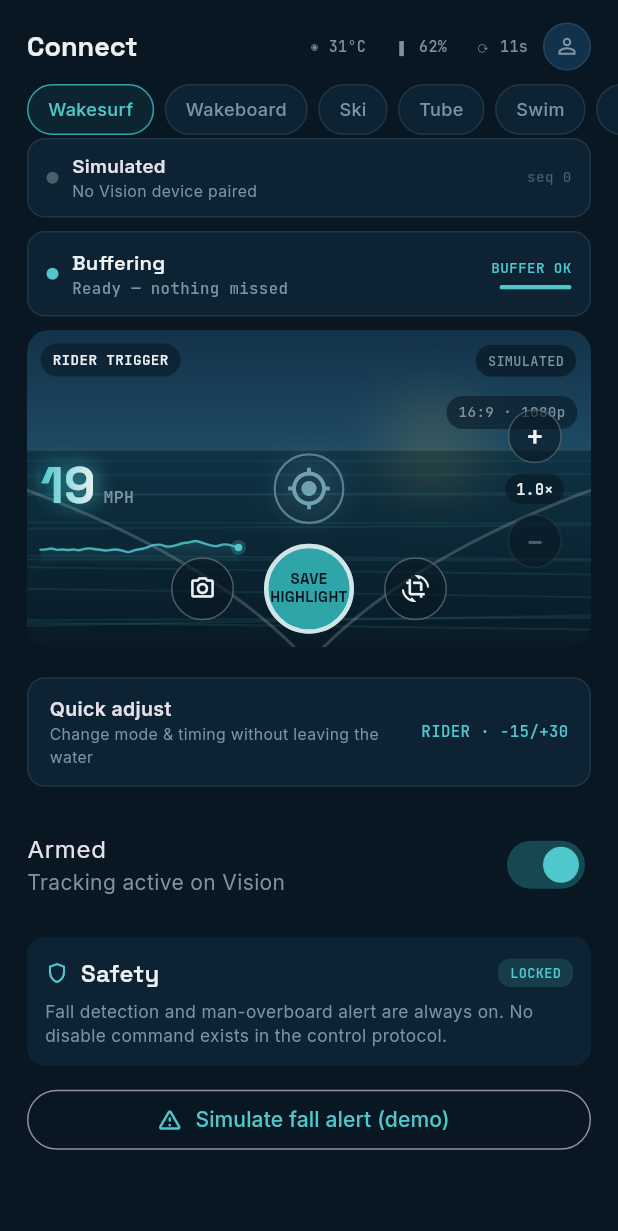
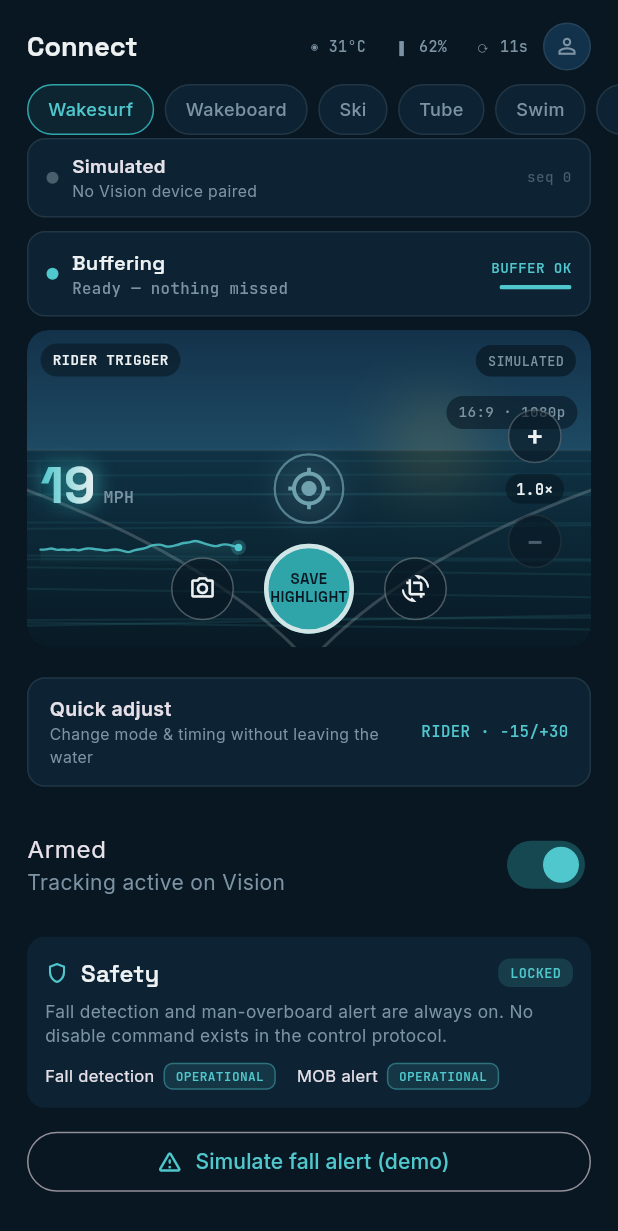
Before and after one commit to Bleebitz/binnacle-connect-app, a Flutter app: the CaptureScreen screen opened directly, on a phone screen of 412 x 824 dp. Shown: the top 1231 px of the screen. Run offline on Flutter 3.47's test engine with Material 3 defaults, Android fonts, the phone set to English and light mode, and no system bars; our stand-ins replace basic_utils, flutter_secure_storage, google_fonts, share_plus, video_player; missing offline and left inert: flutter_webrtc, mobile_scanner, pointycastle; accounts and stored records are empty.

Commit message:
Wire safety readiness, MOB, and never-connected/stale UI onto the new state
- capture_screen.dart: _LinkBar now takes everConnected/lastKnownRecording
  and replaces the single, always-the-same "Offline — still recording" with
  four distinct offline/stale messages: never connected this session,
  offline after confirmed recording (states Core's autonomy claim, which is
  now actually backed by an observation), offline after confirmed NOT
  recording, and offline with recording never confirmed either way. _
  SafetyCard shows readiness badges (unknown/operational/degraded/faulted)
  per fall-detection and MOB alert, separate from the LOCKED policy badge.
  The MOB banner now reads real state (mobAlert.lat/lon/headingDegrees/
  simulated) instead of hard-coded coordinates, and its acknowledge handler
  (_acknowledgeMob) only clears the banner after Core actually confirms —
  Demo mode acknowledges locally (no Core to wait on) and still fabricates
  a demo clip; Core mode never fabricates a clip client-side (matching
  ClipRepository's existing BIN-32 rule) and shows the real ack outcome.
  The demo-only "Simulate fall alert" button is now gated behind
  AppConfig.isDemo — previously reachable in every build mode.
- my_boat_screen.dart: the front-door connection line gets the same
  never-connected/stale/offline-with-recording-history treatment, replacing
  its own single "Offline — recording state unknown" caption.
- settings_screen.dart: the Safety section's placeholder "Readiness
  unknown" rows now show the real per-channel SafetyReadiness.
- main.dart: MobAlertState is now a ChangeNotifierProxyProvider on
  ControlChannelService, feeding applyCoreEvent(control.state.mob) on every
  rebuild outside demo mode — the only way Core-mode MOB state changes.

Co-Authored-By: Claude Sonnet 5 <noreply@anthropic.com>

```diff
--- a/flutter_app/lib/main.dart
+++ b/flutter_app/lib/main.dart
@@ -102,7 +102,19 @@ class BinnacleConnectApp extends StatelessWidget {
           },
         ),
 
-        ChangeNotifierProvider(create: (_) => MobAlertState()),
+        // ProxyProvider so Core mode's MOB banner always mirrors Core's
+        // latest reported event (VesselState.mob) — see mob_alert_state.dart.
+        // Demo mode's MobAlertState never receives this update (applyCoreEvent
+        // is a no-op in demo builds); its only write path is the demo-only
+        // trigger button.
+        ChangeNotifierProxyProvider<ControlChannelService, MobAlertState>(
+          create: (_) => MobAlertState(),
+          update: (context, control, mob) {
+            final state = mob ?? MobAlertState();
+            if (!AppConfig.isDemo) state.applyCoreEvent(control.state.mob);
+            return state;
+          },
+        ),
         // Only fabricate telemetry in demo mode. A core-mode build with no
         // real telemetry connection yet should show honest zero/default
         // values, not simulated numbers that look like a live boat.
--- a/flutter_app/lib/ui/screens/capture_screen.dart
+++ b/flutter_app/lib/ui/screens/capture_screen.dart
@@ -77,33 +77,17 @@ class _CaptureScreenState extends State<CaptureScreen> {
 
   /// A spectator's allowed command set is empty by design (§3) — every
   /// command throws CommandRejected until this device is paired as crew or
-  /// owner. In demo mode (no real Core to ever accept anything) that would
-  /// make every button a dead end, so callers are expected to treat a demo-
-  /// mode rejection as "proceed anyway" — see [_completeIfSent]. In core
-  /// mode a rejection is real and must NOT be papered over: returning
-  /// whether the command actually sent, instead of swallowing the outcome
-  /// entirely, is what lets callers tell the difference.
+  /// owner. This is used for fire-and-forget UI actions (zoom, presets,
+  /// trigger mode, arm/disarm) where there is nothing further to confirm;
+  /// actions with a real outcome to wait on (capture, MOB acknowledge) go
+  /// through sendConfirmed directly instead — see [_capture]/
+  /// [_acknowledgeMob] — rather than swallowing the outcome here.
   static bool _send(void Function() action) {
     try {
       action();
       return true;
     } on CommandRejected {
       return false;
-    }
-  }
-
-  /// Gates a "the thing happened" side effect (creating a clip, dismissing
-  /// the MOB banner, ...) on whether the command actually succeeded — except
-  /// in demo mode, where nothing is real anyway and the whole point is a
-  /// usable demo regardless of role/pairing state. In core mode, a rejected
-  /// command shows [failureMessage] and leaves state exactly as it was: the
-  /// app must never claim a save/acknowledge happened that the Core didn't
-  /// actually confirm.
-  void _completeIfSent(bool sent, {required VoidCallback onSuccess, required String failureMessage}) {
-    if (sent || AppConfig.isDemo) {
-      onSuccess();
-    } else {
-      _showSaveToast(failureMessage, isError: true);
     }
   }
 
@@ -130,6 +114,38 @@ class _CaptureScreenState extends State<CaptureScreen> {
       }
     } on CommandRejected {
       if (mounted) _showSaveToast('Capture unavailable — check pairing and Core link', isError: true);
+    }
+  }
+
+  /// BIN-9: the banner must not clear on a button press. Demo mode has no
+  /// Core to confirm against, so its local "Acknowledge" tap clears
+  /// immediately by design and fabricates a demo fall clip, matching the
+  /// existing demo capture flow. Core mode clears ONLY after
+  /// ControlChannelService.acknowledgeMob() actually resolves to
+  /// [CommandOutcome.acknowledged] — and does not fabricate a clip locally,
+  /// since a real "fall" highlight only ever exists once the Core media
+  /// catalog reports it (see ClipRepository.addFromCapture, which throws
+  /// outside demo mode for exactly this reason). If Core's own next state
+  /// update still reports the event active, MobAlertState.applyCoreEvent
+  /// re-asserts it — Core remains the final authority regardless of what
+  /// this button does locally.
+  Future<void> _acknowledgeMob(ControlChannelService control, MobAlertState mobAlert) async {
+    if (AppConfig.isDemo) {
+      context.read<ClipRepository>().addFromCapture(kind: ClipKind.fall, preset: _preset);
+      mobAlert.acknowledgeLocally();
+      return;
+    }
+    if (control.isPending('acknowledge_mob')) return;
+    try {
+      final result = await control.acknowledgeMob(actor: 'levi');
+      if (!mounted) return;
+      if (result.outcome == CommandOutcome.acknowledged) {
+        mobAlert.acknowledgeLocally();
+      } else {
+        _showSaveToast('Acknowledge not confirmed: ${result.outcome.name}', isError: true);
+      }
+    } on CommandRejected {
+      if (mounted) _showSaveToast('Acknowledge unavailable — check pairing and Core link', isError: true);
     }
   }
 
@@ -171,7 +187,13 @@ class _CaptureScreenState extends State<CaptureScreen> {
               },
             ),
             const SizedBox(height: 2),
-            _LinkBar(status: control.status, lastSeen: control.lastSeen, seq: state.seq),
+            _LinkBar(
+              status: control.status,
+              lastSeen: control.lastSeen,
+              seq: state.seq,
+              everConnected: control.everConnected,
+              lastKnownRecording: control.lastKnownRecording,
+            ),
             AnimatedSize(
               duration: const Duration(milliseconds: 250),
               curve: Curves.easeOut,
@@ -288,24 +310,11 @@ class _CaptureScreenState extends State<CaptureScreen> {
                     Positioned.fill(
                       child: MobAlertBanner(
                         active: mobAlert.active,
-                        lat: '36.02083° N',
-                        lon: '114.74215° W',
-                        headingDegrees: 128,
-                        onAcknowledge: () {
-                          // "Alerts reflect Core state, not locally invented
-                          // state" — a real MOB alert is Core-authoritative,
-                          // so a rejected acknowledge must NOT clear the
-                          // local banner or fabricate a clip.
-                          final sent = _send(() => control.acknowledgeMob(actor: 'levi'));
-                          _completeIfSent(
-                            sent,
-                            failureMessage: 'Acknowledge failed — command rejected',
-                            onSuccess: () {
-                              context.read<ClipRepository>().addFromCapture(kind: ClipKind.fall, preset: _preset);
-                              mobAlert.acknowledge();
-                            },
-                          );
-                        },
+                        lat: mobAlert.lat,
+                        lon: mobAlert.lon,
+                        headingDegrees: mobAlert.headingDegrees,
+                        simulated: mobAlert.simulated,
+                        onAcknowledge: () => _acknowledgeMob(control, mobAlert),
                       ),
                     ),
                   ],
@@ -329,15 +338,23 @@ class _CaptureScreenState extends State<CaptureScreen> {
                   _ArmSwitchRow(control: control, capture: state.capture),
                   const SizedBox(height: 12),
                   _SafetyCard(safety: state.safety),
+                  // Demo-only: a Core-mode build must never let a local tap
+                  // fabricate a man-overboard alert — MobAlertState in Core
+                  // mode only ever reflects what Core reported (see
+                  // mob_alert_state.dart), and triggerDemo() itself throws
+                  // outside demo mode as a second layer of defense.
+                  if (AppConfig.isDemo) ...[
                     const SizedBox(height: 12),
                     SizedBox(
                       width: double.infinity,
                       child: OutlinedButton.icon(
-                      onPressed: () => mobAlert.active ? mobAlert.acknowledge() : mobAlert.trigger(),
+                        onPressed: () =>
+                            mobAlert.active ? mobAlert.acknowledgeLocally() : mobAlert.triggerDemo(),
                         icon: const Icon(Icons.warning_amber_rounded),
                         label: const Text('Simulate fall alert (demo)'),
                       ),
                     ),
+                  ],
                 ],
               ),
             ),
@@ -451,7 +468,35 @@ class _LinkBar extends StatelessWidget {
   final LinkStatus status;
   final DateTime lastSeen;
   final int seq;
-  const _LinkBar({required this.status, required this.lastSeen, required this.seq});
+
+  /// Whether this ControlChannelService has EVER received a real state
+  /// message this session (BIN-9) — distinguishes "never connected" from
+  /// "was connected, now offline," which the status enum alone cannot.
+  final bool everConnected;
+
+  /// The last Core-reported recording flag, or null if Core has never told
+  /// us either way. Never assume recording from a stale connection alone.
+  final bool? lastKnownRecording;
+
+  const _LinkBar({
+    required this.status,
+    required this.lastSeen,
+    required this.seq,
+    required this.everConnected,
+    required this.lastKnownRecording,
+  });
+
+  /// The subtitle for stale/offline: what we actually know about recording
+  /// as of the last real contact, never a claim about the current instant.
+  /// Per §1.1/§4.3 the Core keeps recording regardless of this link — but
+  /// that autonomy claim is only honest to make once a state message
+  /// actually confirmed recording was happening; absent that, the honest
+  /// answer is "we never confirmed," not "still recording."
+  String _lastKnownLine() => switch (lastKnownRecording) {
+        true => 'Vision was recording as of ${_ago(lastSeen)} — Core continues autonomously without this link',
+        false => 'Not recording as of ${_ago(lastSeen)}',
+        null => 'Recording was never confirmed before the link dropped',
+      };
 
   @override
   Widget build(BuildContext context) {
@@ -477,16 +522,26 @@ class _LinkBar extends StatelessWidget {
           BinnacleColors.teal.withValues(alpha: 0.45),
           BinnacleColors.navy,
         ),
+      // Stale = still officially "connected" but silent past the freshness
+      // window — a last-known state, not a fresh one, and not yet a
+      // disconnect either.
       LinkStatus.stale => (
           'Not responding',
-          'Last seen ${_ago(lastSeen)}',
+          _lastKnownLine(),
           BinnacleColors.amber,
           BinnacleColors.amber,
           BinnacleColors.amber.withValues(alpha: 0.07),
         ),
+      LinkStatus.offline when !everConnected => (
+          'Never connected',
+          'No state received yet this session',
+          BinnacleColors.orange,
+          BinnacleColors.orange,
+          BinnacleColors.orange.withValues(alpha: 0.08),
+        ),
       LinkStatus.offline => (
-          'Offline — still recording',
-          'Vision keeps capturing without the link',
+          'Offline',
+          _lastKnownLine(),
           BinnacleColors.orange,
           BinnacleColors.orange,
           BinnacleColors.orange.withValues(alpha: 0.08),
@@ -1068,6 +1123,26 @@ class _SafetyCard extends StatelessWidget {
   final SafetyState safety;
   const _SafetyCard({required this.safety});
 
+  static (Color, Color) _readinessColors(SafetyReadiness r) => switch (r) {
+        SafetyReadiness.operational => (BinnacleColors.tealBright, BinnacleColors.tealBright),
+        SafetyReadiness.degraded => (BinnacleColors.amber, BinnacleColors.amber),
+        SafetyReadiness.faulted => (BinnacleColors.orange, BinnacleColors.orange),
+        SafetyReadiness.unknown => (BinnacleColors.slate, BinnacleColors.slateDim),
+      };
+
+  Widget _readinessBadge(SafetyReadiness r) {
+    final (fg, border) = _readinessColors(r);
+    return Container(
+      padding: const EdgeInsets.symmetric(horizontal: 7, vertical: 2),
+      decoration: BoxDecoration(
+        color: fg.withValues(alpha: 0.12),
+        borderRadius: BorderRadius.circular(6),
+        border: Border.all(color: border.withValues(alpha: 0.4)),
+      ),
+      child: Text(r.label, style: BinnacleTheme.mono(size: 8.5, color: fg)),
+    );
+  }
+
   @override
   Widget build(BuildContext context) {
     return Container(
@@ -1081,6 +1156,10 @@ class _SafetyCard extends StatelessWidget {
             const SizedBox(width: 8),
             Text('Safety', style: Theme.of(context).textTheme.titleMedium),
             const Spacer(),
+            // LOCKED is the non-disableable POLICY (always true, by design —
+            // see SafetyState's class doc). It is deliberately never driven
+            // by readiness below: a faulted sensor doesn't unlock the
+            // policy, it just means the badges beneath say so honestly.
             Container(
               padding: const EdgeInsets.symmetric(horizontal: 8, vertical: 3),
               decoration: BoxDecoration(
@@ -1096,6 +1175,19 @@ class _SafetyCard extends StatelessWidget {
             'No disable command exists in the control protocol.',
             style: TextStyle(color: BinnacleColors.slate, fontSize: 11.5),
           ),
+          const SizedBox(height: 10),
+          // Readiness is the SEPARATE, authoritative question of whether the
+          // service is actually working right now, per Core — unknown
+          // whenever Core hasn't reported it, never assumed operational.
+          Row(children: [
+            const Text('Fall detection', style: TextStyle(fontSize: 11)),
+            const SizedBox(width: 6),
+            _readinessBadge(safety.fallDetectionReadiness),
+            const SizedBox(width: 14),
+            const Text('MOB alert', style: TextStyle(fontSize: 11)),
+            const SizedBox(width: 6),
+            _readinessBadge(safety.mobAlertReadiness),
+          ]),
         ],
       ),
     );
--- a/flutter_app/lib/ui/screens/settings_screen.dart
+++ b/flutter_app/lib/ui/screens/settings_screen.dart
@@ -3,6 +3,7 @@ import 'package:provider/provider.dart';
 import '../../core/services/control_channel_service.dart';
 import '../../core/services/pairing_service.dart';
 import '../../core/models/credential.dart';
+import '../../core/models/vessel_state.dart'; // SafetyReadinessX.label
 import '../theme/binnacle_theme.dart';
 import 'pairing_screen.dart';
 import 'device_list_screen.dart';
@@ -57,8 +58,8 @@ class SettingsScreen extends StatelessWidget {
           ]),
           const SizedBox(height: 16),
           _Section(title: 'Safety', children: [
-            _Row('Fall detection', 'Readiness unknown'),
-            _Row('MOB alert', 'Readiness unknown'),
+            _Row('Fall detection', state.safety.fallDetectionReadiness.label),
+            _Row('MOB alert', state.safety.mobAlertReadiness.label),
             _Row('Escalation', '${state.safety.escalationSeconds}s'),
           ]),
           const SizedBox(height: 16),
```
Also changed, not shown: flutter_app/lib/ui/screens/my_boat_screen.dart (+17 -4 lines). Lines whose indentation alone changed are shown as unchanged.
